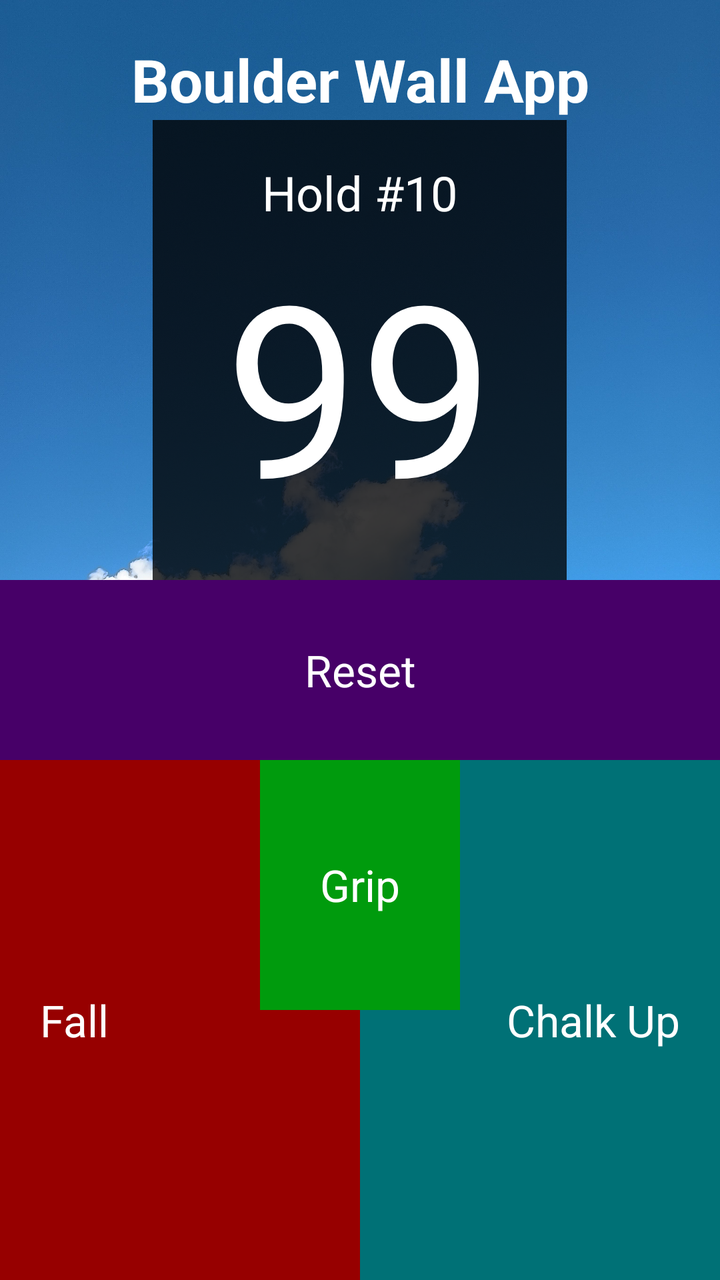
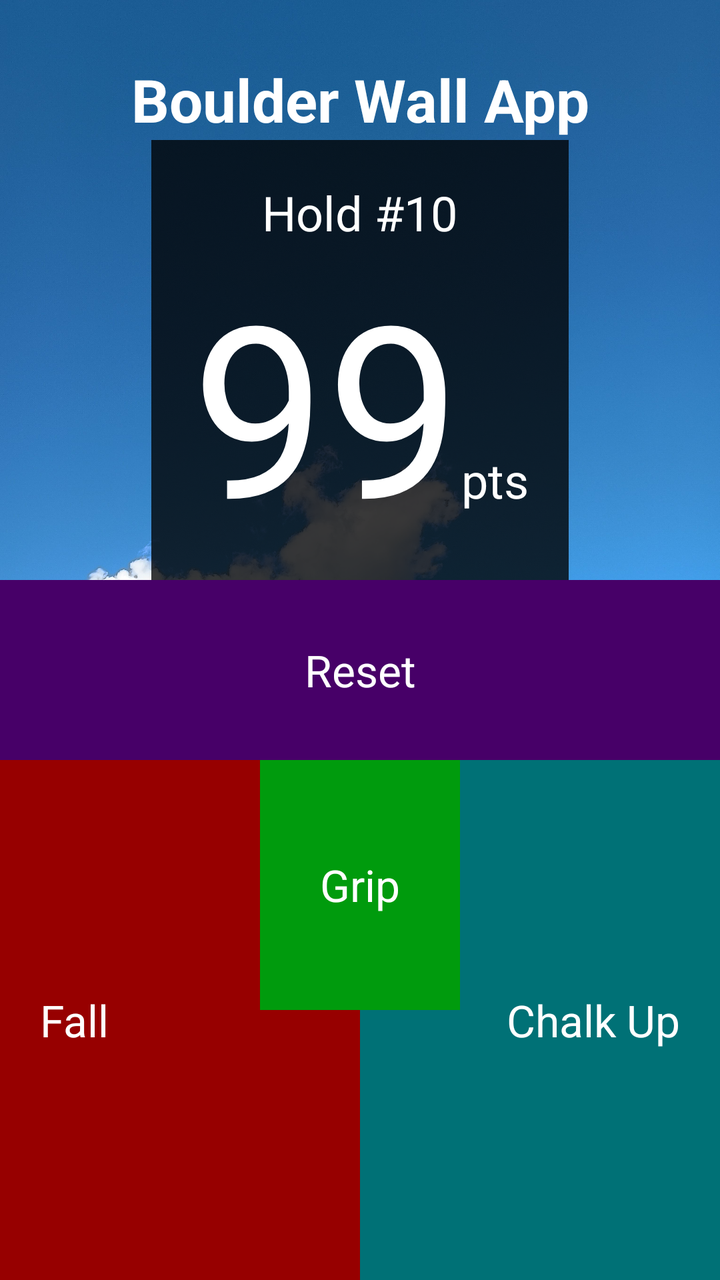

Screens rendered from an Android XML layout before and after an edit, with the pre-edit source and the edit as a unified diff.
<!-- AndroidManifest.xml: application theme Theme.BoulderTrack -->
<!-- res/layout/activity_main.xml -->
<?xml version="1.0" encoding="utf-8"?>
<androidx.constraintlayout.widget.ConstraintLayout xmlns:android="http://schemas.android.com/apk/res/android"
    xmlns:app="http://schemas.android.com/apk/res-auto"
    xmlns:tools="http://schemas.android.com/tools"
    android:id="@+id/main"
    android:layout_width="match_parent"
    android:layout_height="match_parent"
    tools:context=".MainActivity">

    <RelativeLayout
        android:layout_width="0dp"
        android:layout_height="0dp"
        app:layout_constraintBottom_toTopOf="@+id/linearLayout"
        app:layout_constraintEnd_toEndOf="parent"
        app:layout_constraintStart_toStartOf="parent"
        app:layout_constraintTop_toTopOf="parent">

        <ImageView
            android:layout_width="wrap_content"
            android:layout_height="wrap_content"
            android:scaleType="centerCrop"
            android:src="@drawable/background"
            android:contentDescription="A background image depicting a blue sky with clouds" />

        <LinearLayout
            android:layout_width="match_parent"
            android:layout_height="match_parent"
            android:orientation="vertical">

            <LinearLayout
                android:id="@+id/titleBar"
                android:layout_width="match_parent"
                android:layout_height="60dp"
                android:minHeight="?attr/actionBarSize"
                android:paddingTop="20dp">

                <TextView
                    android:id="@+id/title"
                    android:layout_width="match_parent"
                    android:layout_height="match_parent"
                    android:text="@string/title_text"
                    android:textAlignment="center"
                    android:textColor="#FFFFFF"
                    android:autoSizeTextType="uniform"
                    android:textStyle="bold" />

            </LinearLayout>

            <FrameLayout
                android:layout_width="match_parent"
                android:layout_height="match_parent">

                <LinearLayout
                    android:layout_width="wrap_content"
                    android:layout_height="wrap_content"
                    android:background="#c6000000"
                    android:gravity="center"
                    android:layout_gravity="center"
                    android:orientation="vertical"
                    android:padding="20dp">

                    <LinearLayout
                        android:layout_width="match_parent"
                        android:layout_height="wrap_content"
                        android:gravity="center">

                        <TextView
                            android:layout_width="wrap_content"
                            android:layout_height="wrap_content"
                            android:text="Hold #"
                            android:textColor="#FFFFFF"
                            android:textSize="24sp" />

                        <TextView
                            android:layout_width="wrap_content"
                            android:layout_height="wrap_content"
                            android:text="10"
                            android:textColor="#FFFFFF"
                            android:textSize="24sp" />

                    </LinearLayout>

                    <TextView
                        android:layout_width="wrap_content"
                        android:layout_height="wrap_content"
                        android:text="99"
                        android:textAlignment="center"
                        android:textColor="#FFFFFF"
                        android:textSize="120sp" />

                    <LinearLayout
                        android:layout_width="wrap_content"
                        android:layout_height="wrap_content"
                        android:gravity="center">

                        <TextView
                            android:layout_width="wrap_content"
                            android:layout_height="wrap_content"
                            android:text="Streak Bonus: "
                            android:textColor="#FFFFFF"
                            android:textSize="24sp" />

                        <TextView
                            android:layout_width="wrap_content"
                            android:layout_height="wrap_content"
                            android:autoSizeTextType="uniform"
                            android:text="3"
                            android:textColor="#FFFFFF"
                            android:textSize="24sp" />

                    </LinearLayout>

                </LinearLayout>
            </FrameLayout>

        </LinearLayout>


    </RelativeLayout>

    <LinearLayout
        android:id="@+id/linearLayout"
        android:layout_width="match_parent"
        android:layout_height="350dp"
        android:orientation="vertical"
        app:layout_constraintBottom_toBottomOf="parent">

        <androidx.appcompat.widget.AppCompatButton
            android:id="@+id/resetButton"
            style="?android:attr/borderlessButtonStyle"
            android:layout_width="match_parent"
            android:layout_height="90dp"
            android:background="#470068"
            android:text="Reset"
            android:textAppearance="@style/TextAppearance.AppCompat.Large"
            android:textColor="#FFFFFF" />

        <RelativeLayout
            android:layout_width="match_parent"
            android:layout_height="match_parent">

            <LinearLayout
                android:layout_width="match_parent"
                android:layout_height="match_parent"
                android:orientation="horizontal">

                <androidx.appcompat.widget.AppCompatButton
                    android:id="@+id/fallButton"
                    style="?android:attr/borderlessButtonStyle"
                    android:layout_width="0dp"
                    android:layout_height="match_parent"
                    android:layout_weight="0.50"
                    android:background="#970000"
                    android:padding="20dp"
                    android:text="Fall"
                    android:textAlignment="viewStart"
                    android:textAppearance="@style/TextAppearance.AppCompat.Large"
                    android:textColor="#FFFFFF" />

                <androidx.appcompat.widget.AppCompatButton
                    android:id="@+id/chalkUpButton"
                    style="?android:attr/borderlessButtonStyle"
                    android:layout_width="0dp"
                    android:layout_height="match_parent"
                    android:layout_weight="0.50"
                    android:background="#007176"
                    android:padding="20dp"
                    android:text="Chalk Up"
                    android:textAlignment="viewEnd"
                    android:textAppearance="@style/TextAppearance.AppCompat.Large"
                    android:textColor="#FFFFFF" />

            </LinearLayout>

            <LinearLayout
                android:layout_width="match_parent"
                android:layout_height="wrap_content">

                <Space
                    android:layout_width="130dp"
                    android:layout_height="0dp" />

                <androidx.appcompat.widget.AppCompatButton
                    android:id="@+id/gripButton"
                    style="?android:attr/borderlessButtonStyle"
                    android:layout_width="0dp"
                    android:layout_height="125dp"
                    android:layout_weight="1"
                    android:background="#009B0D"
                    android:text="Grip"
                    android:textAppearance="@style/TextAppearance.AppCompat.Large"
                    android:textColor="#FFFFFF" />

                <Space
                    android:layout_width="130dp"
                    android:layout_height="0dp" />
            </LinearLayout>

        </RelativeLayout>

    </LinearLayout>

</androidx.constraintlayout.widget.ConstraintLayout>
<!-- resources referenced by this layout -->
<resources>
  <!-- drawable background: jpg bitmap (drawable-nodpi, 750069 bytes) -->
  <string name="title_text">Boulder Wall App</string>
  <style name="Theme.BoulderTrack" parent="Base.Theme.BoulderTrack" />
  <style name="Base.Theme.BoulderTrack" parent="Theme.Material3.DayNight.NoActionBar">
          
          
      </style>
</resources>

<!-- the commit's change to res/layout/activity_main.xml (unified diff, before → after) -->
@@ -28,14 +28,12 @@
             android:orientation="vertical">
 
             <LinearLayout
-                android:id="@+id/titleBar"
-                android:layout_width="match_parent"
-                android:layout_height="60dp"
+                android:layout_width="match_parent"
+                android:layout_height="70dp"
                 android:minHeight="?attr/actionBarSize"
-                android:paddingTop="20dp">
+                android:paddingTop="30dp">
 
                 <TextView
-                    android:id="@+id/title"
                     android:layout_width="match_parent"
                     android:layout_height="match_parent"
                     android:text="@string/title_text"
@@ -80,6 +78,9 @@
 
                     </LinearLayout>
 
+                    <LinearLayout
+                        android:layout_width="wrap_content"
+                        android:layout_height="wrap_content">
                     <TextView
                         android:layout_width="wrap_content"
                         android:layout_height="wrap_content"
@@ -88,6 +89,14 @@
                         android:textColor="#FFFFFF"
                         android:textSize="120sp" />
 
+                        <TextView
+                            android:layout_width="wrap_content"
+                            android:layout_height="wrap_content"
+                            android:text="pts"
+                            android:textColor="#FFFFFF"
+                            android:textSize="24sp" />
+                    </LinearLayout>
+
                     <LinearLayout
                         android:layout_width="wrap_content"
                         android:layout_height="wrap_content"
@@ -96,7 +105,7 @@
                         <TextView
                             android:layout_width="wrap_content"
                             android:layout_height="wrap_content"
-                            android:text="Streak Bonus: "
+                            android:text="Streak: "
                             android:textColor="#FFFFFF"
                             android:textSize="24sp" />
 
@@ -126,7 +135,6 @@
         app:layout_constraintBottom_toBottomOf="parent">
 
         <androidx.appcompat.widget.AppCompatButton
-            android:id="@+id/resetButton"
             style="?android:attr/borderlessButtonStyle"
             android:layout_width="match_parent"
             android:layout_height="90dp"
@@ -145,7 +153,6 @@
                 android:orientation="horizontal">
 
                 <androidx.appcompat.widget.AppCompatButton
-                    android:id="@+id/fallButton"
                     style="?android:attr/borderlessButtonStyle"
                     android:layout_width="0dp"
                     android:layout_height="match_parent"
@@ -158,7 +165,6 @@
                     android:textColor="#FFFFFF" />
 
                 <androidx.appcompat.widget.AppCompatButton
-                    android:id="@+id/chalkUpButton"
                     style="?android:attr/borderlessButtonStyle"
                     android:layout_width="0dp"
                     android:layout_height="match_parent"
@@ -181,7 +187,6 @@
                     android:layout_height="0dp" />
 
                 <androidx.appcompat.widget.AppCompatButton
-                    android:id="@+id/gripButton"
                     style="?android:attr/borderlessButtonStyle"
                     android:layout_width="0dp"
                     android:layout_height="125dp"
